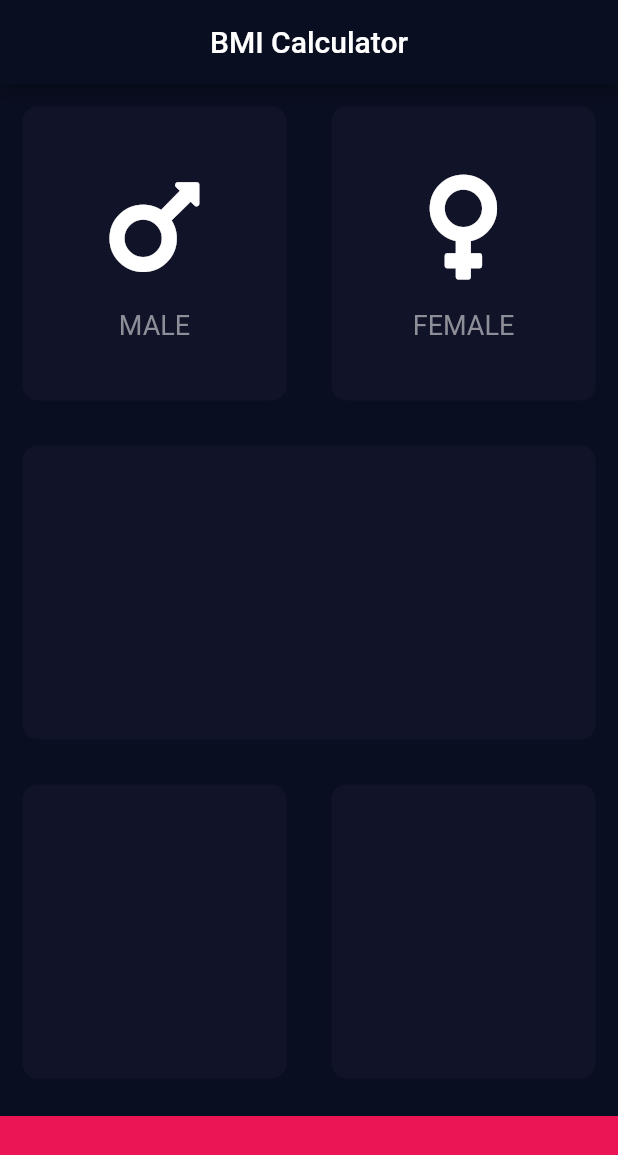
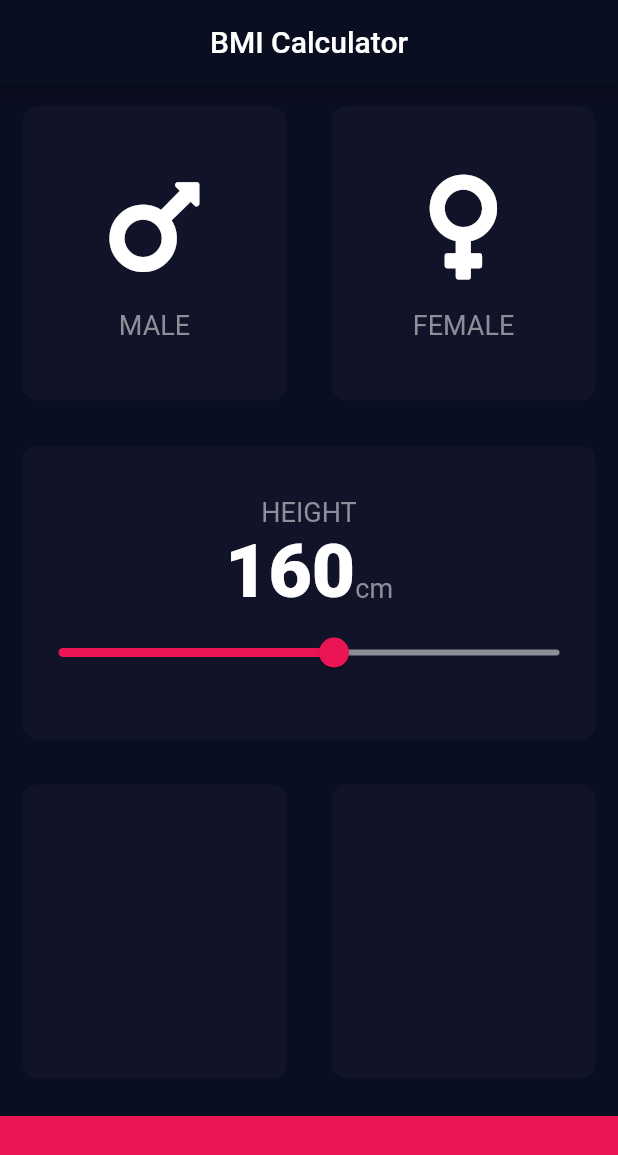
Before and after one commit to Mina329/BMI-Calculator-Flutter-, a Flutter app: the screen it shows after launch, on a phone screen of 412 x 824 dp. Shown: the top 1155 px of the screen. Run offline on Flutter 3.47's test engine with Material 2 defaults, Android fonts, the phone set to English and light mode, and no system bars; our stand-ins replace font_awesome_flutter.

Commit message:
Update Height Widget

```diff
--- a/lib/input_page.dart
+++ b/lib/input_page.dart
@@ -2,15 +2,9 @@ import 'package:flutter/material.dart';
 import 'package:font_awesome_flutter/font_awesome_flutter.dart';
 import 'reusable_card.dart';
 import 'type_icon.dart';
+import 'constants.dart';
 
-const bottombuttoncolor =Color(0xFFEB1555) ;
-const activebuttoncolor = Color(0xFF1D1E33);
-const inactivebuttoncolor =Color(0xFF111328);
-const BottomContainerHeight = 80.0;
-enum Gender {
-  Male,
-  Female
-}
+enum Gender { Male, Female }
 
 class InputPage extends StatefulWidget {
   @override
@@ -18,10 +12,8 @@ class InputPage extends StatefulWidget {
 }
 
 class _State extends State<InputPage> {
-
-
-  Gender? selectedGender ;
-
+  Gender? selectedGender;
+  int height = 160 ;
   @override
   Widget build(BuildContext context) {
     return Scaffold(
@@ -31,18 +23,21 @@ class _State extends State<InputPage> {
         ),
       ),
       body: Column(
+        crossAxisAlignment: CrossAxisAlignment.stretch,
         children: [
           Expanded(
             child: Row(
               children: [
                 Expanded(
                   child: ReusableCard(
-                    onPress: (){
+                    onPress: () {
                       setState(() {
-                        selectedGender =Gender.Male;
+                        selectedGender = Gender.Male;
                       });
                     },
-                    colour: selectedGender == Gender.Male ? activebuttoncolor : inactivebuttoncolor,
+                    colour: selectedGender == Gender.Male
+                        ? kActivebuttoncolor
+                        : kInactivebuttoncolor,
                     Child: TypeFormat(
                       iconn: FontAwesomeIcons.mars,
                       type: 'MALE',
@@ -51,12 +46,14 @@ class _State extends State<InputPage> {
                 ),
                 Expanded(
                   child: ReusableCard(
-                    onPress: (){
+                    onPress: () {
                       setState(() {
                         selectedGender = Gender.Female;
                       });
                     },
-                    colour: selectedGender == Gender.Female ? activebuttoncolor : inactivebuttoncolor,
+                    colour: selectedGender == Gender.Female
+                        ? kActivebuttoncolor
+                        : kInactivebuttoncolor,
                     Child: TypeFormat(
                       iconn: FontAwesomeIcons.venus,
                       type: 'FEMALE',
@@ -67,23 +64,63 @@ class _State extends State<InputPage> {
             ),
           ),
           Expanded(
-            child: ReusableCard(colour: inactivebuttoncolor),
+            child: ReusableCard(
+              colour: kInactivebuttoncolor,
+              Child: Column(
+                mainAxisAlignment: MainAxisAlignment.center,
+                children: [
+                  Center(
+                    child: Text(
+                      "HEIGHT",
+                      style: kLabelTextStyle,
+                    ),
+                  ),
+                  Row(
+                    mainAxisAlignment: MainAxisAlignment.center,
+                    crossAxisAlignment: CrossAxisAlignment.baseline,
+                    textBaseline: TextBaseline.alphabetic,
+                    children: [
+                      Text(
+                        height.toString(),
+                        style: kNumberStyle,
+                      ),
+                      Text(
+                        'cm',
+                        style: kLabelTextStyle,
+                      ),
+                    ],
+                  ),
+                  Slider(
+                    value: height.toDouble(),
+                    activeColor: kBottombuttoncolor,
+                    inactiveColor: Color(0xFF8D8E98),
+                    min: 50.0,
+                    max: 250.0,
+                    onChanged: (double d){
+                      setState(() {
+                        height = d.round();
+                      });
+                    },
+                  ),
+                ],
+              ),
+            ),
           ),
           Expanded(
             child: Row(
               children: [
                 Expanded(
-                  child: ReusableCard(colour: inactivebuttoncolor),
+                  child: ReusableCard(colour: kInactivebuttoncolor),
                 ),
                 Expanded(
-                  child: ReusableCard(colour: inactivebuttoncolor),
+                  child: ReusableCard(colour: kInactivebuttoncolor),
                 ),
               ],
             ),
           ),
           Container(
-            color: bottombuttoncolor,
-            height: BottomContainerHeight,
+            color: kBottombuttoncolor,
+            height: kBottomContainerHeight,
             margin: EdgeInsets.only(top: 10.0),
           ),
         ],
--- a/lib/type_icon.dart
+++ b/lib/type_icon.dart
@@ -1,4 +1,5 @@
 import 'package:flutter/material.dart';
+import 'constants.dart';
 
 class TypeFormat extends StatelessWidget {
   final IconData iconn ;
@@ -19,10 +20,7 @@ class TypeFormat extends StatelessWidget {
         ),
         Text(
           type,
-          style: TextStyle(
-            fontSize: 18.0,
-            color: Color(0xFF8D8E98),
-          ),
+          style: kLabelTextStyle,
         ),
       ],
     );
```
